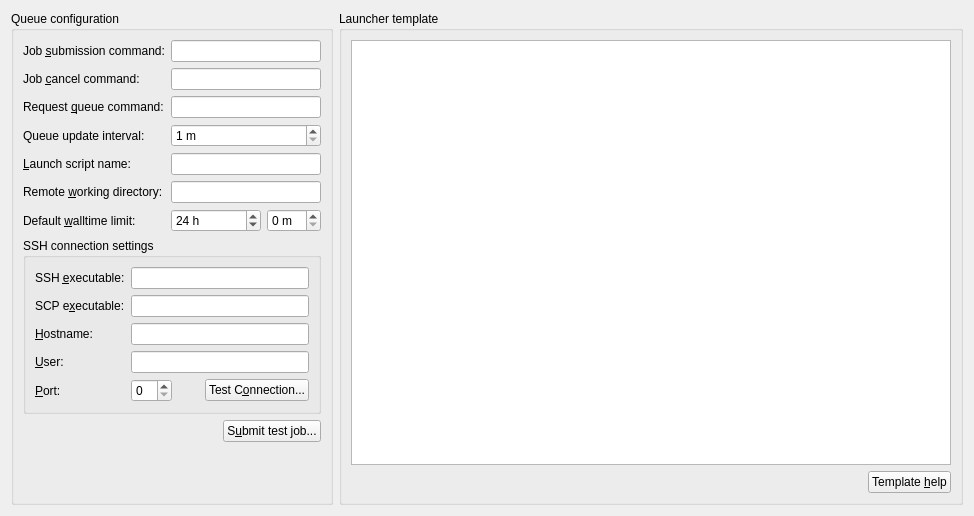
This is molequeue/ui/remotequeuewidget.ui in OpenChemistry/molequeue as Qt 5 draws it before an edit. The edited form follows.
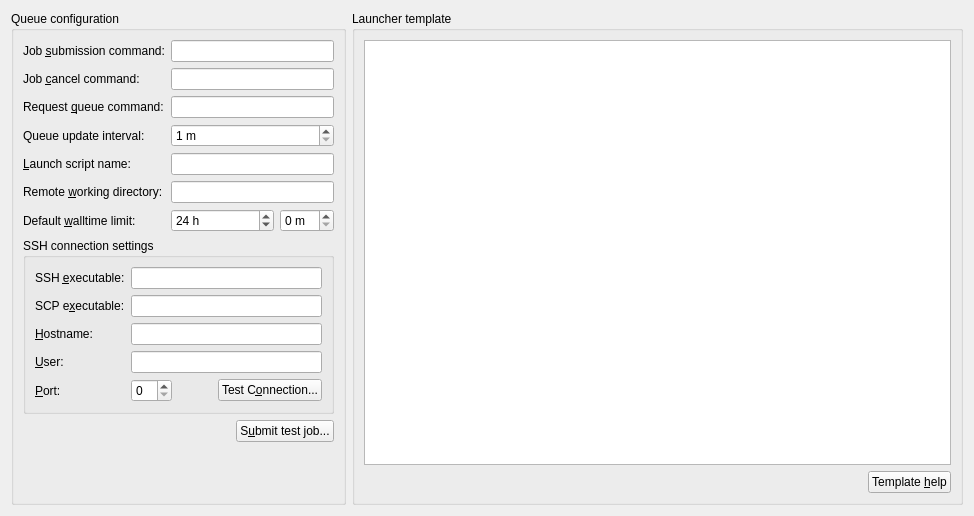
This is the edited form.

```diff
--- a/molequeue/ui/remotequeuewidget.ui
+++ b/molequeue/ui/remotequeuewidget.ui
@@ -6,7 +6,7 @@
    <rect>
     <x>0</x>
     <y>0</y>
-    <width>958</width>
+    <width>974</width>
     <height>516</height>
    </rect>
   </property>
@@ -16,6 +16,12 @@
   <layout class="QGridLayout" name="gridLayout">
    <item row="0" column="0">
     <widget class="QGroupBox" name="groupBox">
+     <property name="sizePolicy">
+      <sizepolicy hsizetype="Maximum" vsizetype="Preferred">
+       <horstretch>0</horstretch>
+       <verstretch>0</verstretch>
+      </sizepolicy>
+     </property>
      <property name="title">
       <string>Queue configuration</string>
      </property>
@@ -291,6 +297,12 @@
    </item>
    <item row="0" column="1">
     <widget class="QGroupBox" name="groupBox_2">
+     <property name="sizePolicy">
+      <sizepolicy hsizetype="Expanding" vsizetype="Expanding">
+       <horstretch>0</horstretch>
+       <verstretch>0</verstretch>
+      </sizepolicy>
+     </property>
      <property name="title">
       <string>Launcher template</string>
      </property>
@@ -317,9 +329,15 @@
       </item>
       <item row="0" column="0" colspan="3">
        <widget class="QPlainTextEdit" name="text_launchTemplate">
+        <property name="sizePolicy">
+         <sizepolicy hsizetype="Expanding" vsizetype="Expanding">
+          <horstretch>0</horstretch>
+          <verstretch>0</verstretch>
+         </sizepolicy>
+        </property>
         <property name="minimumSize">
          <size>
-          <width>600</width>
+          <width>400</width>
           <height>400</height>
          </size>
         </property>
```
